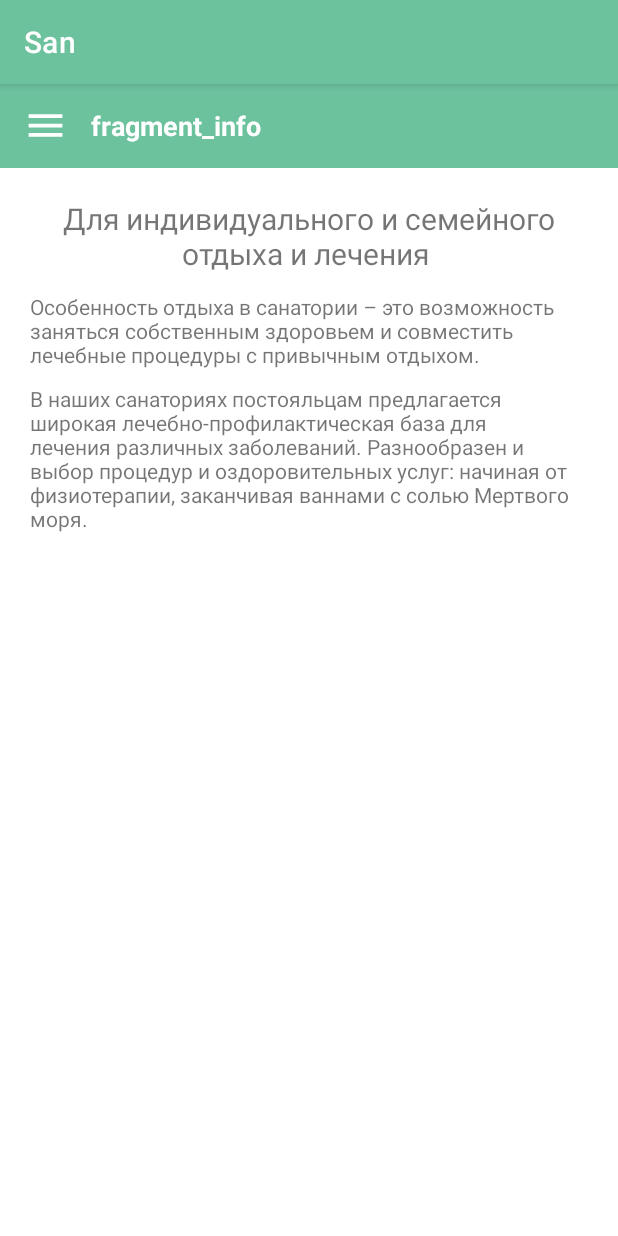
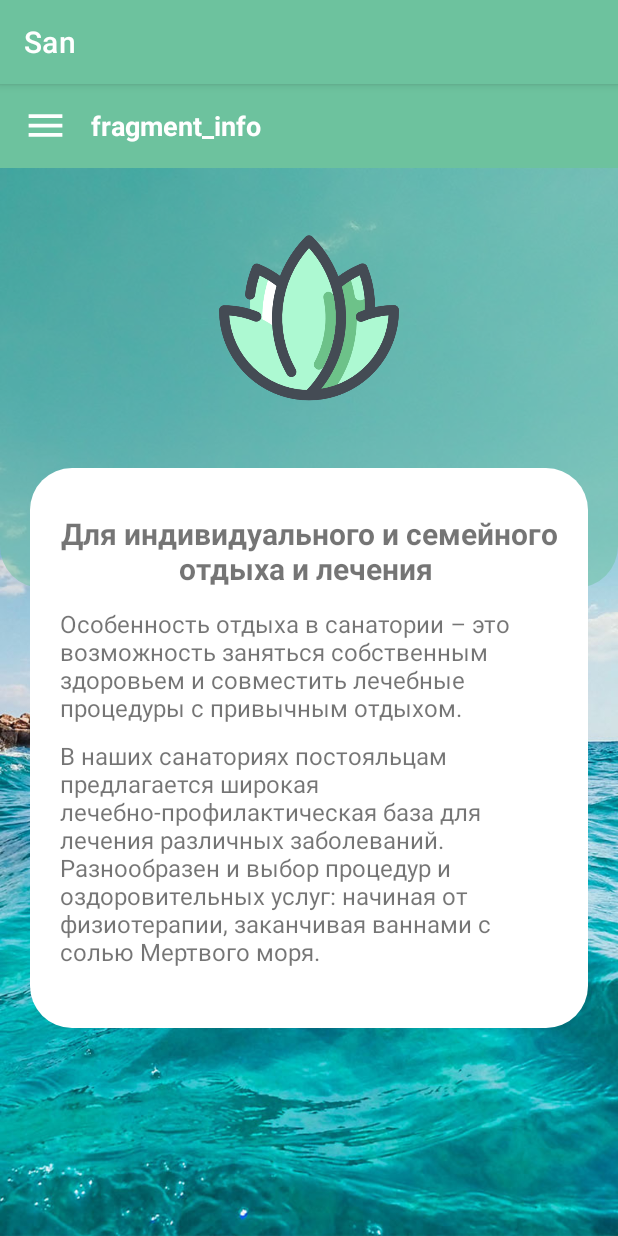
Before and after one commit to iribuda/login, an Android app: the InfoFragment screen opened through its navigation route, on a phone screen of 412 x 824 dp. Run offline under Robolectric (Android 15) with nearby library versions, the phone set to English and light mode, and no system bars; our stand-ins replace androidx.preference, navigation-ui.

Commit message:
designed info & profile pages.

```diff
--- /dev/null
+++ b/app/src/main/res/drawable/top_background.xml
@@ -0,0 +1,10 @@
+<?xml version="1.0" encoding="utf-8"?>
+<selector xmlns:android="http://schemas.android.com/apk/res/android">
+    <item>
+        <shape android:shape="rectangle">
+            <solid android:color="@color/mid_green"/>
+            <corners android:bottomLeftRadius="28dp"
+                android:bottomRightRadius="28dp"/>
+        </shape>
+    </item>
+</selector>
--- a/app/src/main/res/layout/fragment_info.xml
+++ b/app/src/main/res/layout/fragment_info.xml
@@ -1,10 +1,47 @@
 <?xml version="1.0" encoding="utf-8"?>
-<LinearLayout xmlns:android="http://schemas.android.com/apk/res/android"
+<androidx.constraintlayout.widget.ConstraintLayout xmlns:android="http://schemas.android.com/apk/res/android"
     xmlns:tools="http://schemas.android.com/tools"
     android:layout_width="match_parent"
     android:layout_height="match_parent"
+    android:background="@drawable/info_background"
+    xmlns:app="http://schemas.android.com/apk/res-auto"
     tools:context=".ui.info.InfoFragment"
     android:orientation="vertical">
+
+    <LinearLayout
+        android:id="@+id/linearLayout_background"
+        android:layout_width="match_parent"
+        android:layout_height="280dp"
+        android:background="@drawable/top_background"
+        android:orientation="vertical"
+        android:alpha="0.5"
+        tools:ignore="MissingConstraints" />
+
+    <ImageView
+        android:id="@+id/logo"
+        android:layout_width="120dp"
+        android:layout_height="120dp"
+        android:layout_gravity="center"
+        android:layout_marginTop="40dp"
+        android:scaleType="centerCrop"
+        android:src="@drawable/logo"
+        app:riv_oval="true"
+        app:layout_constraintEnd_toEndOf="parent"
+        app:layout_constraintStart_toStartOf="parent"
+        app:layout_constraintTop_toTopOf="parent"
+        tools:ignore="MissingConstraints" />
+
+    <LinearLayout
+        android:id="@+id/linearLayout_content"
+        android:layout_width="match_parent"
+        android:layout_height="wrap_content"
+        android:layout_marginHorizontal="20dp"
+        android:layout_marginTop="200dp"
+        android:padding="20dp"
+        android:background="@drawable/white_background"
+        android:orientation="vertical"
+        app:layout_constraintTop_toTopOf="parent"
+        tools:ignore="MissingConstraints">
 
         <TextView
             android:layout_width="wrap_content"
@@ -12,24 +49,25 @@
             android:text="Для индивидуального и семейного отдыха и лечения "
             android:layout_gravity="center"
             android:textSize="20sp"
-        android:layout_marginTop="20dp"
-        android:textAlignment="center"
-        android:layout_marginHorizontal="20dp"/>
+            android:textStyle="bold"
+            android:layout_marginTop="10dp"
+            android:textAlignment="center" />
 
         <TextView
             android:layout_width="match_parent"
             android:layout_height="wrap_content"
             android:text="Особенность отдыха в санатории – это возможность заняться собственным здоровьем и совместить лечебные процедуры с привычным отдыхом. "
-        android:textSize="14sp"
-        android:layout_marginTop="12dp"
-        android:layout_marginHorizontal="20dp"/>
+            android:textSize="16sp"
+            android:layout_marginTop="12dp" />
 
         <TextView
             android:layout_width="match_parent"
             android:layout_height="wrap_content"
             android:text="В наших санаториях постояльцам предлагается широкая лечебно-профилактическая база для лечения различных заболеваний. Разнообразен и выбор процедур и оздоровительных услуг: начиная от физиотерапии, заканчивая ваннами с солью Мертвого моря."
-        android:textSize="14sp"
+            android:textSize="16sp"
             android:layout_marginTop="10dp"
-        android:layout_marginHorizontal="20dp"/>
+            android:layout_marginBottom="20dp"/>
 
     </LinearLayout>
+
+</androidx.constraintlayout.widget.ConstraintLayout>
--- a/app/src/main/res/layout/fragment_profile.xml
+++ b/app/src/main/res/layout/fragment_profile.xml
@@ -4,28 +4,27 @@
     xmlns:tools="http://schemas.android.com/tools"
     android:layout_width="match_parent"
     android:layout_height="match_parent"
+    android:background="@drawable/profile_background"
     tools:context=".ui.profile.ProfileFragment" >
 
-    <ImageView
-        android:id="@+id/background_top"
+    <LinearLayout
+        android:id="@+id/linearLayout_background"
         android:layout_width="match_parent"
         android:layout_height="350dp"
-        android:src="@drawable/back2"
-        app:layout_constraintTop_toTopOf="parent"
+        android:background="@drawable/top_background"
+        android:orientation="vertical"
         tools:ignore="MissingConstraints" />
 
     <com.makeramen.roundedimageview.RoundedImageView
         android:id="@+id/imageProfile"
         android:layout_width="120dp"
         android:layout_height="120dp"
-        android:layout_marginTop="40dp"
+        android:layout_marginTop="50dp"
         android:scaleType="centerCrop"
         android:src="@drawable/profile"
-        app:layout_constraintBaseline_toTopOf="parent"
+        app:layout_constraintTop_toTopOf="parent"
         app:layout_constraintEnd_toEndOf="parent"
-        app:layout_constraintHorizontal_bias="0.498"
         app:layout_constraintStart_toStartOf="parent"
-        app:layout_constraintTop_toTopOf="@+id/background_top"
         app:riv_oval="true" />
 
     <TextView
@@ -58,7 +57,8 @@
         android:layout_width="match_parent"
         android:layout_height="wrap_content"
         android:layout_marginHorizontal="20dp"
-        android:layout_marginTop="60dp"
+        android:layout_marginTop="65dp"
+        android:paddingVertical="40dp"
         android:background="@drawable/white_background"
         android:orientation="vertical"
         app:layout_constraintEnd_toEndOf="parent"
@@ -70,7 +70,6 @@
             android:layout_width="match_parent"
             android:layout_height="match_parent"
             android:layout_marginHorizontal="15dp"
-            android:layout_marginTop="20dp"
             android:orientation="horizontal"
             tools:ignore="MissingConstraints">
 
@@ -168,13 +167,4 @@
         app:layout_constraintStart_toStartOf="@+id/linearLayout"
         app:layout_constraintTop_toBottomOf="@+id/linearLayout" />
 
-    <ImageView
-        android:id="@+id/background_bottom"
-        android:layout_width="match_parent"
-        android:layout_height="125dp"
-        android:src="@drawable/back3"
-        app:layout_constraintBottom_toBottomOf="parent"
-        tools:ignore="MissingConstraints"
-        tools:layout_editor_absoluteX="0dp" />
-
 </androidx.constraintlayout.widget.ConstraintLayout>
```
Also changed, not shown: app/src/main/res/drawable/back2.jpg (deleted), app/src/main/res/drawable/back3.jpg (deleted), app/src/main/res/drawable/info_background.jpg (added), app/src/main/res/drawable/logo2.png (added), app/src/main/res/drawable/profile_background.jpg (added). Lines whose indentation alone changed are shown as unchanged.
